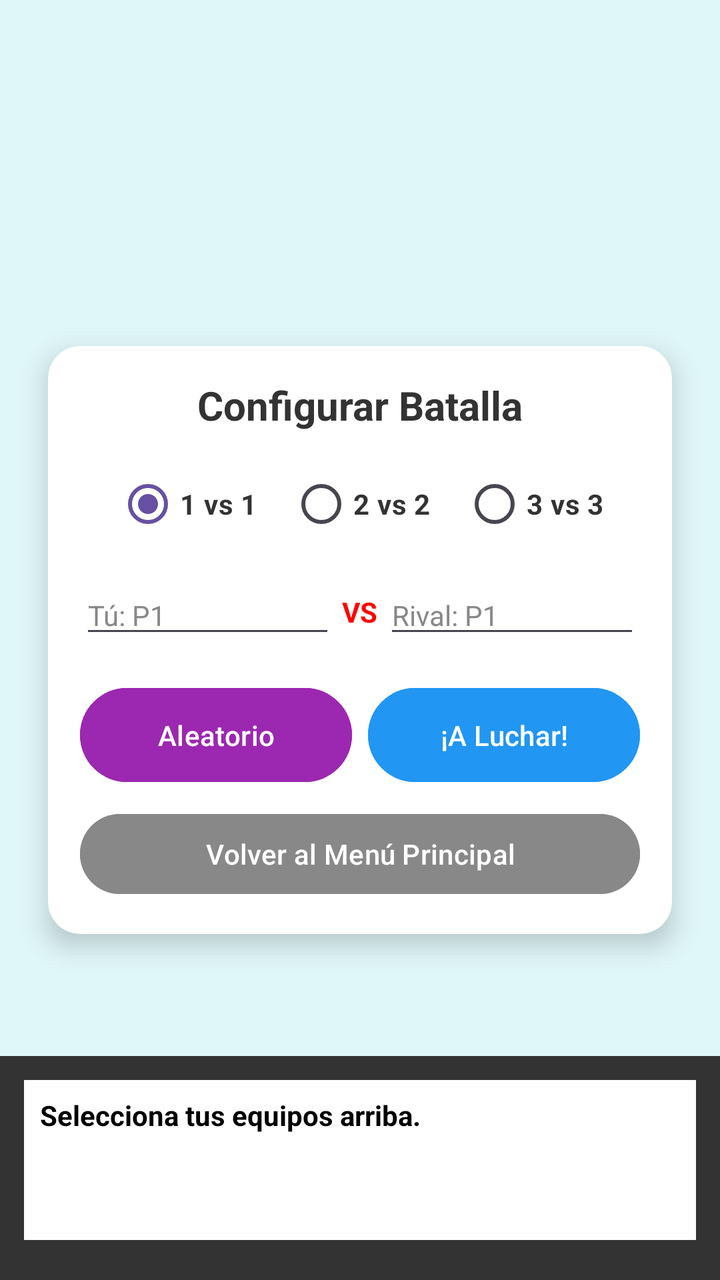
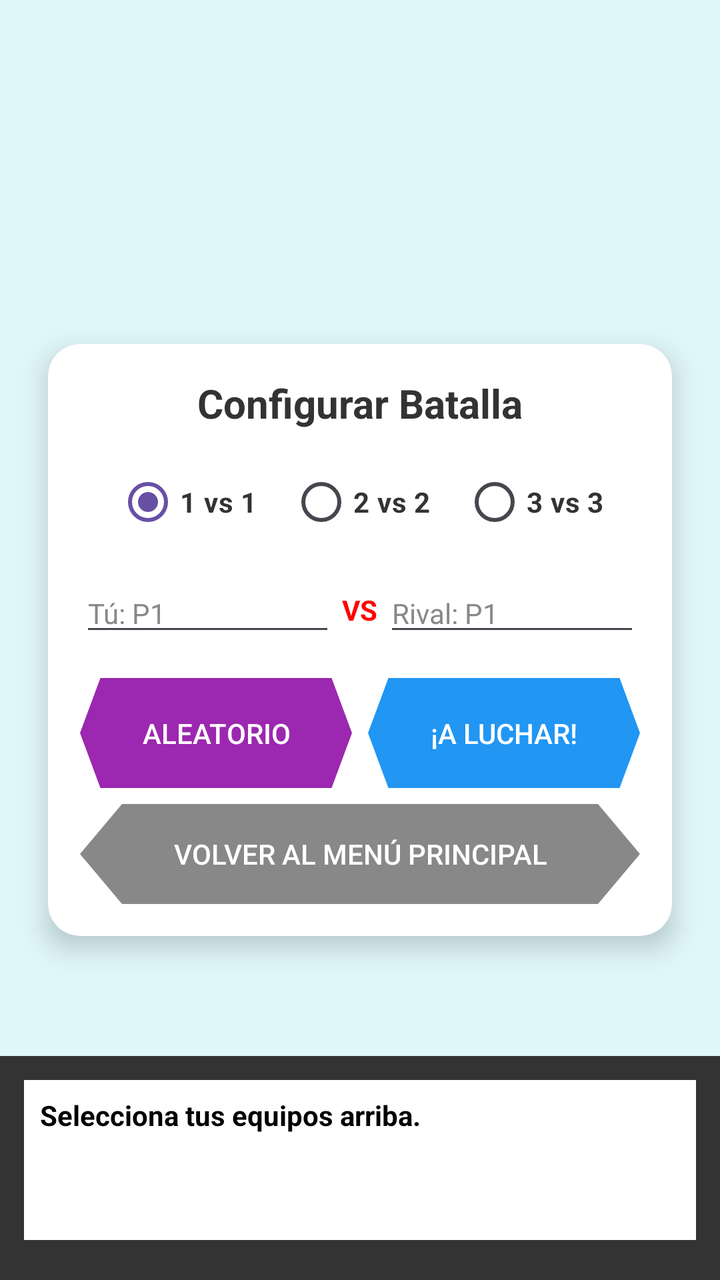

The first picture is an Android layout as it rendered before a commit; the second is the same layout after the commit. The layout source and the unified diff follow.
<!-- AndroidManifest.xml: application theme Theme.PokeApp -->
<!-- res/layout/activity_emulator.xml -->
<?xml version="1.0" encoding="utf-8"?>
<RelativeLayout xmlns:android="http://schemas.android.com/apk/res/android"
    xmlns:app="http://schemas.android.com/apk/res-auto"
    android:layout_width="match_parent"
    android:layout_height="match_parent"
    android:background="#E0F7FA">

    
    <androidx.cardview.widget.CardView
        android:id="@+id/cardSelector"
        android:layout_width="match_parent"
        android:layout_height="wrap_content"
        android:layout_centerInParent="true"
        android:layout_margin="24dp"
        app:cardCornerRadius="16dp"
        app:cardElevation="8dp"
        app:cardBackgroundColor="#FFFFFF">

        <LinearLayout
            android:layout_width="match_parent"
            android:layout_height="wrap_content"
            android:orientation="vertical"
            android:padding="16dp">

            
            <TextView
                android:layout_width="match_parent"
                android:layout_height="wrap_content"
                android:text="Configurar Batalla"
                android:textStyle="bold"
                android:textSize="20sp"
                android:gravity="center"
                android:textColor="#333333"
                android:layout_marginBottom="12dp"/>

            <RadioGroup
                android:id="@+id/rgModoBatalla"
                android:layout_width="match_parent"
                android:layout_height="wrap_content"
                android:orientation="horizontal"
                android:gravity="center"
                android:layout_marginBottom="12dp">
                <RadioButton android:id="@+id/rb1v1" android:layout_width="wrap_content" android:layout_height="wrap_content" android:text="1 vs 1" android:textColor="#333333" android:textStyle="bold" android:checked="true"/>
                <RadioButton android:id="@+id/rb2v2" android:layout_width="wrap_content" android:layout_height="wrap_content" android:text="2 vs 2" android:textColor="#333333" android:textStyle="bold" android:layout_marginStart="16dp"/>
                <RadioButton android:id="@+id/rb3v3" android:layout_width="wrap_content" android:layout_height="wrap_content" android:text="3 vs 3" android:textColor="#333333" android:textStyle="bold" android:layout_marginStart="16dp"/>
            </RadioGroup>

            <LinearLayout android:layout_width="match_parent" android:layout_height="wrap_content" android:orientation="horizontal">
                <EditText android:id="@+id/etP1_1" android:layout_width="0dp" android:layout_weight="1" android:layout_height="wrap_content" android:hint="Tú: P1" android:textColorHint="#888888" android:textSize="14sp" android:textColor="#333333"/>
                <TextView android:layout_width="wrap_content" android:layout_height="wrap_content" android:text=" VS " android:textColor="#FF0000" android:textStyle="bold" android:layout_gravity="center"/>
                <EditText android:id="@+id/etR1_1" android:layout_width="0dp" android:layout_weight="1" android:layout_height="wrap_content" android:hint="Rival: P1" android:textColorHint="#888888" android:textSize="14sp" android:textColor="#333333"/>
            </LinearLayout>

            <LinearLayout android:id="@+id/layoutFila2" android:layout_width="match_parent" android:layout_height="wrap_content" android:orientation="horizontal" android:visibility="gone">
                <EditText android:id="@+id/etP1_2" android:layout_width="0dp" android:layout_weight="1" android:layout_height="wrap_content" android:hint="Tú: P2" android:textColorHint="#888888" android:textSize="14sp" android:textColor="#333333"/>
                <TextView android:layout_width="wrap_content" android:layout_height="wrap_content" android:text=" VS " android:textColor="#FF0000" android:textStyle="bold" android:layout_gravity="center"/>
                <EditText android:id="@+id/etR1_2" android:layout_width="0dp" android:layout_weight="1" android:layout_height="wrap_content" android:hint="Rival: P2" android:textColorHint="#888888" android:textSize="14sp" android:textColor="#333333"/>
            </LinearLayout>

            <LinearLayout android:id="@+id/layoutFila3" android:layout_width="match_parent" android:layout_height="wrap_content" android:orientation="horizontal" android:visibility="gone">
                <EditText android:id="@+id/etP1_3" android:layout_width="0dp" android:layout_weight="1" android:layout_height="wrap_content" android:hint="Tú: P3" android:textColorHint="#888888" android:textSize="14sp" android:textColor="#333333"/>
                <TextView android:layout_width="wrap_content" android:layout_height="wrap_content" android:text=" VS " android:textColor="#FF0000" android:textStyle="bold" android:layout_gravity="center"/>
                <EditText android:id="@+id/etR1_3" android:layout_width="0dp" android:layout_weight="1" android:layout_height="wrap_content" android:hint="Rival: P3" android:textColorHint="#888888" android:textSize="14sp" android:textColor="#333333"/>
            </LinearLayout>

            <LinearLayout
                android:layout_width="match_parent"
                android:layout_height="wrap_content"
                android:orientation="horizontal"
                android:layout_marginTop="16dp">
                <Button android:id="@+id/btnAleatorio" android:layout_width="0dp" android:layout_weight="1" android:layout_height="55dp" android:text="Aleatorio" android:backgroundTint="#9C27B0" android:textColor="#FFF" android:layout_marginEnd="4dp"/>
                <Button android:id="@+id/btnCargarEmulador" android:layout_width="0dp" android:layout_weight="1" android:layout_height="55dp" android:text="¡A Luchar!" android:backgroundTint="#2196F3" android:textColor="#FFF" android:layout_marginStart="4dp"/>
            </LinearLayout>

            <Button android:id="@+id/btnSalirSelector" android:layout_width="match_parent" android:layout_height="wrap_content" android:text="Volver al Menú Principal" android:backgroundTint="#888888" android:textColor="#FFF" android:layout_marginTop="8dp"/>
        </LinearLayout>
    </androidx.cardview.widget.CardView>

    
    <RelativeLayout
        android:id="@+id/layoutArenaEmulador"
        android:layout_width="match_parent"
        android:layout_height="match_parent"
        android:layout_above="@id/layoutLog"
        android:visibility="gone">

        
        <Button
            android:id="@+id/btnHuirBatalla"
            android:layout_width="wrap_content"
            android:layout_height="wrap_content"
            android:minHeight="40dp"
            android:layout_alignParentTop="true"
            android:layout_alignParentEnd="true"
            android:layout_marginTop="12dp"
            android:layout_marginEnd="12dp"
            android:text="Huir"
            android:backgroundTint="#F44336"
            android:textColor="#FFF"
            android:textStyle="bold"
            android:elevation="8dp"/>

        
        <androidx.cardview.widget.CardView
            android:id="@+id/cardPoke2"
            android:layout_width="160dp"
            android:layout_height="wrap_content"
            android:layout_alignParentTop="true"
            android:layout_alignParentStart="true"
            android:layout_margin="16dp"
            app:cardCornerRadius="8dp"
            app:cardElevation="4dp"
            app:cardBackgroundColor="#FFFFFF">
            <LinearLayout android:layout_width="match_parent" android:layout_height="wrap_content" android:orientation="vertical" android:padding="8dp">
                <TextView android:id="@+id/txtNombreEmu2" android:layout_width="wrap_content" android:layout_height="wrap_content" android:text="POKE 2" android:textStyle="bold" android:textColor="#333333"/>
                <ProgressBar android:id="@+id/pbHpEmu2" style="?android:attr/progressBarStyleHorizontal" android:layout_width="match_parent" android:layout_height="10dp" android:max="100" android:progress="100" android:progressDrawable="@drawable/progress_green"/>
                <TextView android:id="@+id/txtHpNumEmu2" android:layout_width="match_parent" android:layout_height="wrap_content" android:text="100/100" android:textSize="12sp" android:gravity="end" android:textColor="#333333"/>
            </LinearLayout>
        </androidx.cardview.widget.CardView>

        <ImageView
            android:id="@+id/imgEmu2"
            android:layout_width="200dp"
            android:layout_height="200dp"
            android:layout_alignParentTop="true"
            android:layout_alignParentEnd="true"
            android:layout_marginTop="55dp"
            android:layout_marginEnd="16dp"/>

        
        <ImageView
            android:id="@+id/imgEmu1"
            android:layout_width="240dp"
            android:layout_height="240dp"
            android:layout_alignParentBottom="true"
            android:layout_alignParentStart="true"
            android:layout_marginBottom="30dp"
            android:layout_marginStart="8dp"/>

        <androidx.cardview.widget.CardView
            android:id="@+id/cardPoke1"
            android:layout_width="160dp"
            android:layout_height="wrap_content"
            android:layout_alignParentBottom="true"
            android:layout_alignParentEnd="true"
            android:layout_marginBottom="30dp"
            android:layout_marginEnd="16dp"
            app:cardCornerRadius="8dp"
            app:cardElevation="4dp"
            app:cardBackgroundColor="#FFFFFF">
            <LinearLayout android:layout_width="match_parent" android:layout_height="wrap_content" android:orientation="vertical" android:padding="8dp">
                <TextView android:id="@+id/txtNombreEmu1" android:layout_width="wrap_content" android:layout_height="wrap_content" android:text="POKE 1" android:textStyle="bold" android:textColor="#333333"/>
                <ProgressBar android:id="@+id/pbHpEmu1" style="?android:attr/progressBarStyleHorizontal" android:layout_width="match_parent" android:layout_height="10dp" android:max="100" android:progress="100" android:progressDrawable="@drawable/progress_green"/>
                <TextView android:id="@+id/txtHpNumEmu1" android:layout_width="match_parent" android:layout_height="wrap_content" android:text="100/100" android:textSize="12sp" android:gravity="end" android:textColor="#333333"/>
            </LinearLayout>
        </androidx.cardview.widget.CardView>
    </RelativeLayout>

    
    <LinearLayout
        android:id="@+id/layoutLog"
        android:layout_width="match_parent"
        android:layout_height="wrap_content"
        android:layout_alignParentBottom="true"
        android:orientation="vertical"
        android:background="#333333"
        android:padding="12dp">

        <TextView
            android:id="@+id/txtLogEmulador"
            android:layout_width="match_parent"
            android:layout_height="80dp"
            android:background="#FFFFFF"
            android:padding="8dp"
            android:text="Selecciona tus equipos arriba."
            android:textColor="#000000"
            android:textSize="14sp"
            android:textStyle="bold"
            android:layout_marginBottom="8dp"/>

        
        <LinearLayout
            android:id="@+id/panelAtaques"
            android:layout_width="match_parent"
            android:layout_height="wrap_content"
            android:orientation="vertical"
            android:visibility="gone">

            <LinearLayout android:layout_width="match_parent" android:layout_height="wrap_content" android:orientation="horizontal">
                <Button android:id="@+id/btnAtaque1" android:layout_width="0dp" android:layout_weight="1" android:layout_height="55dp" android:text="Atq 1" android:textColor="#FFF" android:textSize="12sp" android:layout_marginEnd="4dp" android:textStyle="bold"/>
                <Button android:id="@+id/btnAtaque2" android:layout_width="0dp" android:layout_weight="1" android:layout_height="55dp" android:text="Atq 2" android:textColor="#FFF" android:textSize="12sp" android:layout_marginStart="4dp" android:textStyle="bold"/>
            </LinearLayout>
            <LinearLayout android:layout_width="match_parent" android:layout_height="wrap_content" android:orientation="horizontal" android:layout_marginTop="4dp">
                <Button android:id="@+id/btnAtaque3" android:layout_width="0dp" android:layout_weight="1" android:layout_height="55dp" android:text="Atq 3" android:textColor="#FFF" android:textSize="12sp" android:layout_marginEnd="4dp" android:textStyle="bold"/>
                <Button android:id="@+id/btnAtaque4" android:layout_width="0dp" android:layout_weight="1" android:layout_height="55dp" android:text="Atq 4" android:textColor="#FFF" android:textSize="12sp" android:layout_marginStart="4dp" android:textStyle="bold"/>
            </LinearLayout>
        </LinearLayout>
    </LinearLayout>

</RelativeLayout>
<!-- resources referenced by this layout -->
<resources>
  <!-- drawable progress_green (drawable) -->
  <layer-list xmlns:android="http://schemas.android.com/apk/res/android">
      <item android:id="@android:id/background">
          <shape><corners android:radius="5dp"/><solid android:color="#E0E0E0"/></shape>
      </item>
      <item android:id="@android:id/progress">
          <clip><shape><corners android:radius="5dp"/><solid android:color="#4CAF50"/></shape></clip>
      </item>
  </layer-list>
  <style name="Theme.PokeApp" parent="Base.Theme.PokeApp" />
  <style name="Base.Theme.PokeApp" parent="Theme.Material3.DayNight.NoActionBar" />
</resources>

<!-- the commit's change to res/layout/activity_emulator.xml (unified diff, before → after) -->
@@ -22,7 +22,6 @@
             android:orientation="vertical"
             android:padding="16dp">
 
-            
             <TextView
                 android:layout_width="match_parent"
                 android:layout_height="wrap_content"
@@ -68,11 +67,39 @@
                 android:layout_height="wrap_content"
                 android:orientation="horizontal"
                 android:layout_marginTop="16dp">
-                <Button android:id="@+id/btnAleatorio" android:layout_width="0dp" android:layout_weight="1" android:layout_height="55dp" android:text="Aleatorio" android:backgroundTint="#9C27B0" android:textColor="#FFF" android:layout_marginEnd="4dp"/>
-                <Button android:id="@+id/btnCargarEmulador" android:layout_width="0dp" android:layout_weight="1" android:layout_height="55dp" android:text="¡A Luchar!" android:backgroundTint="#2196F3" android:textColor="#FFF" android:layout_marginStart="4dp"/>
-            </LinearLayout>
-
-            <Button android:id="@+id/btnSalirSelector" android:layout_width="match_parent" android:layout_height="wrap_content" android:text="Volver al Menú Principal" android:backgroundTint="#888888" android:textColor="#FFF" android:layout_marginTop="8dp"/>
+
+                <androidx.appcompat.widget.AppCompatButton
+                    android:id="@+id/btnAleatorio"
+                    android:layout_width="0dp"
+                    android:layout_weight="1"
+                    android:layout_height="55dp"
+                    android:text="Aleatorio"
+                    android:background="@drawable/bg_hexagono2"
+                    android:backgroundTint="#9C27B0"
+                    android:textColor="#FFF"
+                    android:layout_marginEnd="4dp"/>
+
+                <androidx.appcompat.widget.AppCompatButton
+                    android:id="@+id/btnCargarEmulador"
+                    android:layout_width="0dp"
+                    android:layout_weight="1"
+                    android:layout_height="55dp"
+                    android:text="¡A Luchar!"
+                    android:background="@drawable/bg_hexagono2"
+                    android:backgroundTint="#2196F3"
+                    android:textColor="#FFF"
+                    android:layout_marginStart="4dp"/>
+            </LinearLayout>
+
+            <androidx.appcompat.widget.AppCompatButton
+                android:id="@+id/btnSalirSelector"
+                android:layout_width="match_parent"
+                android:layout_height="50dp"
+                android:text="Volver al Menú Principal"
+                android:background="@drawable/bg_hexagono2"
+                android:backgroundTint="#888888"
+                android:textColor="#FFF"
+                android:layout_marginTop="8dp"/>
         </LinearLayout>
     </androidx.cardview.widget.CardView>
 
@@ -85,22 +112,21 @@
         android:visibility="gone">
 
         
-        <Button
+        <androidx.appcompat.widget.AppCompatButton
             android:id="@+id/btnHuirBatalla"
-            android:layout_width="wrap_content"
-            android:layout_height="wrap_content"
-            android:minHeight="40dp"
+            android:layout_width="80dp"
+            android:layout_height="45dp"
             android:layout_alignParentTop="true"
             android:layout_alignParentEnd="true"
             android:layout_marginTop="12dp"
             android:layout_marginEnd="12dp"
             android:text="Huir"
+            android:background="@drawable/bg_hexagono2"
             android:backgroundTint="#F44336"
             android:textColor="#FFF"
             android:textStyle="bold"
             android:elevation="8dp"/>
 
-        
         <androidx.cardview.widget.CardView
             android:id="@+id/cardPoke2"
             android:layout_width="160dp"
@@ -127,7 +153,6 @@
             android:layout_marginTop="55dp"
             android:layout_marginEnd="16dp"/>
 
-        
         <ImageView
             android:id="@+id/imgEmu1"
             android:layout_width="240dp"
@@ -178,7 +203,6 @@
             android:textStyle="bold"
             android:layout_marginBottom="8dp"/>
 
-        
         <LinearLayout
             android:id="@+id/panelAtaques"
             android:layout_width="match_parent"
@@ -187,12 +211,12 @@
             android:visibility="gone">
 
             <LinearLayout android:layout_width="match_parent" android:layout_height="wrap_content" android:orientation="horizontal">
-                <Button android:id="@+id/btnAtaque1" android:layout_width="0dp" android:layout_weight="1" android:layout_height="55dp" android:text="Atq 1" android:textColor="#FFF" android:textSize="12sp" android:layout_marginEnd="4dp" android:textStyle="bold"/>
-                <Button android:id="@+id/btnAtaque2" android:layout_width="0dp" android:layout_weight="1" android:layout_height="55dp" android:text="Atq 2" android:textColor="#FFF" android:textSize="12sp" android:layout_marginStart="4dp" android:textStyle="bold"/>
-            </LinearLayout>
-            <LinearLayout android:layout_width="match_parent" android:layout_height="wrap_content" android:orientation="horizontal" android:layout_marginTop="4dp">
-                <Button android:id="@+id/btnAtaque3" android:layout_width="0dp" android:layout_weight="1" android:layout_height="55dp" android:text="Atq 3" android:textColor="#FFF" android:textSize="12sp" android:layout_marginEnd="4dp" android:textStyle="bold"/>
-                <Button android:id="@+id/btnAtaque4" android:layout_width="0dp" android:layout_weight="1" android:layout_height="55dp" android:text="Atq 4" android:textColor="#FFF" android:textSize="12sp" android:layout_marginStart="4dp" android:textStyle="bold"/>
+                <androidx.appcompat.widget.AppCompatButton android:id="@+id/btnAtaque1" android:layout_width="0dp" android:layout_weight="1" android:layout_height="55dp" android:text="Atq 1" android:background="@drawable/bg_hexagono2" android:textColor="#FFF" android:textSize="12sp" android:layout_marginEnd="4dp" android:textStyle="bold"/>
+                <androidx.appcompat.widget.AppCompatButton android:id="@+id/btnAtaque2" android:layout_width="0dp" android:layout_weight="1" android:layout_height="55dp" android:text="Atq 2" android:background="@drawable/bg_hexagono2" android:textColor="#FFF" android:textSize="12sp" android:layout_marginStart="4dp" android:textStyle="bold"/>
+            </LinearLayout>
+            <LinearLayout android:layout_width="match_parent" android:layout_height="wrap_content" android:orientation="horizontal" android:layout_marginTop="6dp">
+                <androidx.appcompat.widget.AppCompatButton android:id="@+id/btnAtaque3" android:layout_width="0dp" android:layout_weight="1" android:layout_height="55dp" android:text="Atq 3" android:background="@drawable/bg_hexagono2" android:textColor="#FFF" android:textSize="12sp" android:layout_marginEnd="4dp" android:textStyle="bold"/>
+                <androidx.appcompat.widget.AppCompatButton android:id="@+id/btnAtaque4" android:layout_width="0dp" android:layout_weight="1" android:layout_height="55dp" android:text="Atq 4" android:background="@drawable/bg_hexagono2" android:textColor="#FFF" android:textSize="12sp" android:layout_marginStart="4dp" android:textStyle="bold"/>
             </LinearLayout>
         </LinearLayout>
     </LinearLayout>
<!-- resource entries referenced after the edit -->
@@ -1,5 +1,17 @@
 <!-- resources referenced by this layout -->
 <resources>
+  <!-- drawable bg_hexagono2 (drawable) -->
+  <?xml version="1.0" encoding="utf-8"?>
+  <vector xmlns:android="http://schemas.android.com/apk/res/android"
+      android:width="200dp"
+      android:height="60dp"
+      android:viewportWidth="200"
+      android:viewportHeight="60">
+      
+      <path
+          android:fillColor="#FFFFFF"
+          android:pathData="M 15,0 L 185,0 L 200,30 L 185,60 L 15,60 L 0,30 Z" />
+  </vector>
   <!-- drawable progress_green (drawable) -->
   <layer-list xmlns:android="http://schemas.android.com/apk/res/android">
       <item android:id="@android:id/background">
